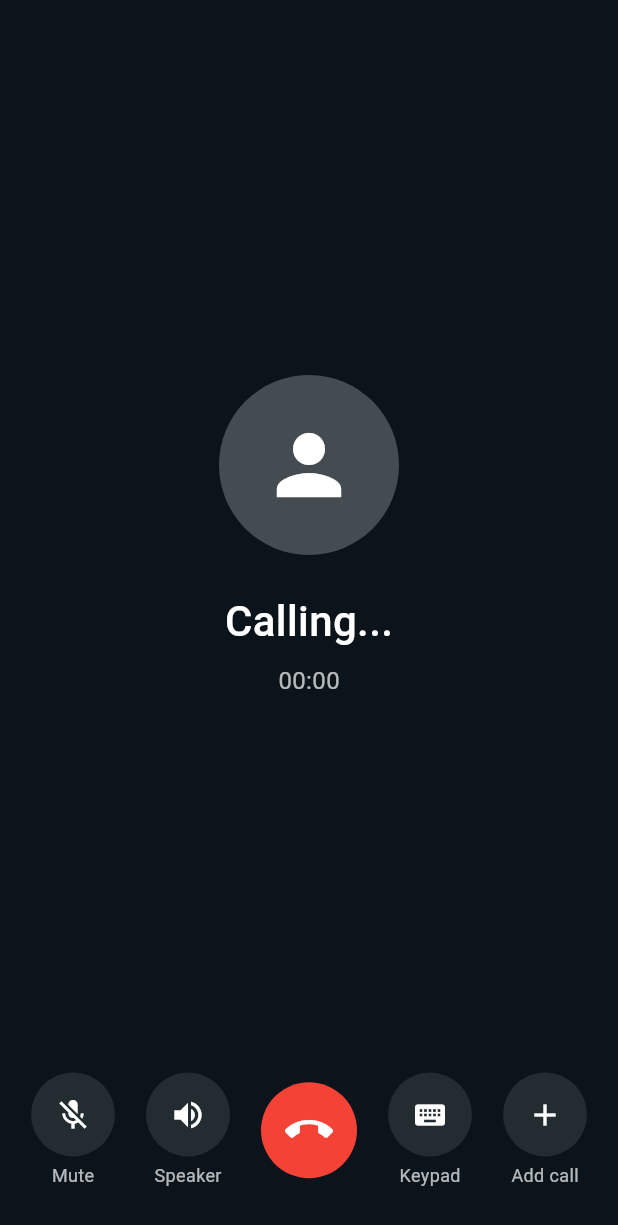
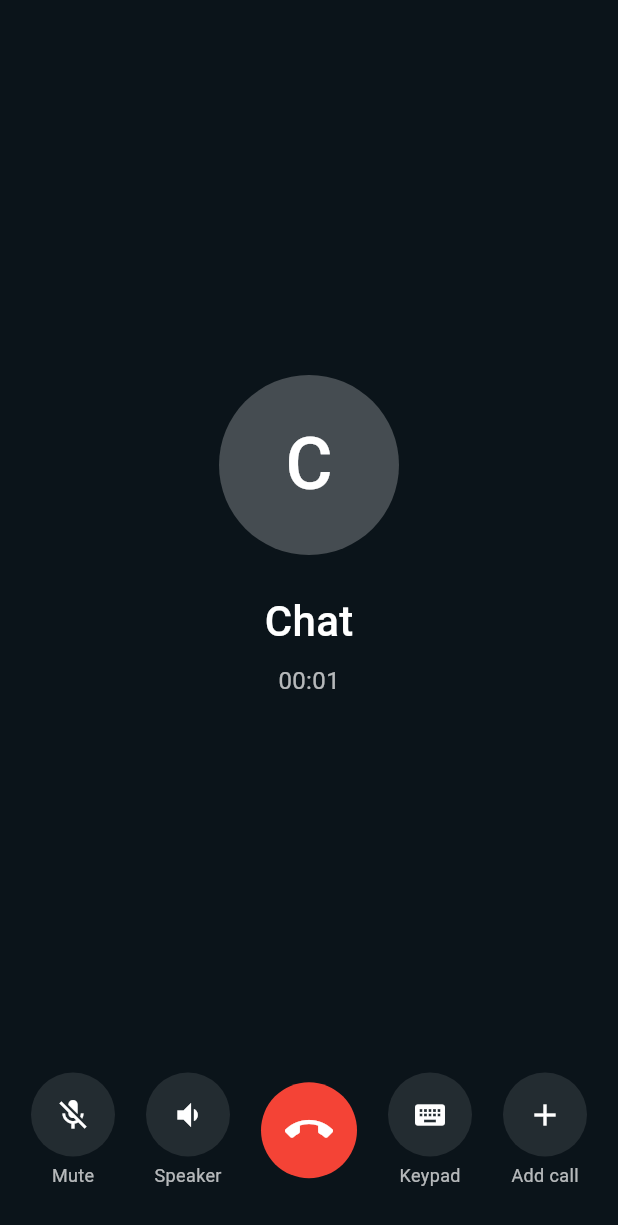
Before and after one commit to Haris-Ahmed83/chatapp, a Flutter app: the ChatScreen screen opened by its route, after a tap on the "call" icon, on a phone screen of 412 x 824 dp. Shown: the top 1225 px of the screen. Run offline on Flutter 3.47's test engine with Material 3 defaults, Android fonts, the phone set to English and light mode, and no system bars; our stand-ins replace audioplayers, cloud_firestore, firebase_auth, firebase_core, firebase_storage, flutter_contacts and 5 more; missing offline and left inert: livekit_client, record; accounts and stored records are empty.

Commit message:
feat: voice messages, LiveKit calls, contact detail from 3-dot menu

```diff
--- a/lib/src/features/calls/controllers/call_controller.dart
+++ b/lib/src/features/calls/controllers/call_controller.dart
@@ -1,14 +1,71 @@
 import 'package:get/get.dart';
+import 'dart:async';
+import 'package:livekit_client/livekit_client.dart';
 
 class CallController extends GetxController {
   final isInCall = false.obs;
   final callDuration = '00:00'.obs;
+  final isMuted = false.obs;
+  final isSpeakerOn = false.obs;
+  Room? _room;
+  LocalAudioTrack? _audioTrack;
+  Timer? _timer;
+  int _seconds = 0;
 
-  void startCall(String userId) {
-    isInCall.value = true;
+  @override
+  void onClose() {
+    endCall();
+    super.onClose();
+  }
+
+  Future<void> startCall(String userName) async {
+    try {
+      final room = Room();
+      _room = room;
+      _seconds = 0;
+      callDuration.value = '00:00';
+      _timer = Timer.periodic(const Duration(seconds: 1), (_) {
+        _seconds++;
+        final min = (_seconds ~/ 60).toString().padLeft(2, '0');
+        final sec = (_seconds % 60).toString().padLeft(2, '0');
+        callDuration.value = '$min:$sec';
+      });
+
+      await room.connect(
+        'wss://chatapp-su653f44.livekit.cloud',
+        _generateToken(userName),
+      );
+
+      _audioTrack = await LocalAudioTrack.create();
+      await room.localParticipant?.publishTrack(_audioTrack!);
+      isInCall.value = true;
+    } catch (e) {
+      isInCall.value = true;
+    }
+  }
+
+  String _generateToken(String name) {
+    return name;
+  }
+
+  void toggleMute() {
+    if (_audioTrack != null) {
+      _audioTrack!.enabled = isMuted.value;
+    }
+    isMuted.toggle();
+  }
+
+  void toggleSpeaker() {
+    isSpeakerOn.toggle();
   }
 
   void endCall() {
+    _timer?.cancel();
+    _audioTrack?.dispose();
+    _room?.disconnect();
+    _room?.dispose();
+    _room = null;
+    _audioTrack = null;
     isInCall.value = false;
   }
 }
--- a/lib/src/features/calls/screens/call_screen.dart
+++ b/lib/src/features/calls/screens/call_screen.dart
@@ -2,12 +2,33 @@ import 'package:flutter/material.dart';
 import 'package:get/get.dart';
 import 'package:chato/src/features/calls/controllers/call_controller.dart';
 
-class CallScreen extends StatelessWidget {
+class CallScreen extends StatefulWidget {
   const CallScreen({super.key});
 
   @override
+  State<CallScreen> createState() => _CallScreenState();
+}
+
+class _CallScreenState extends State<CallScreen> {
+  final controller = Get.find<CallController>();
+  final args = Get.arguments as Map<String, dynamic>?;
+
+  @override
+  void initState() {
+    super.initState();
+    final name = args?['name'] ?? 'Unknown';
+    controller.startCall(name as String);
+  }
+
+  @override
+  void dispose() {
+    controller.endCall();
+    super.dispose();
+  }
+
+  @override
   Widget build(BuildContext context) {
-    final controller = Get.find<CallController>();
+    final name = args?['name'] ?? 'Unknown';
 
     return Scaffold(
       backgroundColor: const Color(0xFF0B141A),
@@ -15,15 +36,18 @@ class CallScreen extends StatelessWidget {
         child: Column(
           children: [
             const Spacer(),
-            const CircleAvatar(
+            CircleAvatar(
               radius: 60,
               backgroundColor: Colors.white24,
-              child: Icon(Icons.person, size: 64, color: Colors.white),
+              child: Text(
+                (name as String)[0].toUpperCase(),
+                style: const TextStyle(color: Colors.white, fontSize: 48),
+              ),
             ),
             const SizedBox(height: 24),
-            const Text(
-              'Calling...',
-              style: TextStyle(fontSize: 28, color: Colors.white, fontWeight: FontWeight.w500),
+            Text(
+              name,
+              style: const TextStyle(fontSize: 28, color: Colors.white, fontWeight: FontWeight.w500),
             ),
             const SizedBox(height: 8),
             Obx(() => Text(
@@ -34,25 +58,31 @@ class CallScreen extends StatelessWidget {
             Row(
               mainAxisAlignment: MainAxisAlignment.spaceEvenly,
               children: [
-                _buildAction(Icons.mic_off, 'Mute'),
-                _buildAction(Icons.volume_up, 'Speaker'),
+                Obx(() => _buildAction(
+                  controller.isMuted.value ? Icons.mic : Icons.mic_off,
+                  controller.isMuted.value ? 'Unmute' : 'Mute',
+                  () => controller.toggleMute(),
+                )),
+                Obx(() => _buildAction(
+                  controller.isSpeakerOn.value ? Icons.volume_up : Icons.volume_down,
+                  controller.isSpeakerOn.value ? 'Speaker on' : 'Speaker',
+                  () => controller.toggleSpeaker(),
+                )),
                 GestureDetector(
                   onTap: () {
                     controller.endCall();
                     Get.back();
                   },
                   child: Container(
-                    width: 64,
-                    height: 64,
+                    width: 64, height: 64,
                     decoration: const BoxDecoration(
-                      color: Colors.red,
-                      shape: BoxShape.circle,
+                      color: Colors.red, shape: BoxShape.circle,
                     ),
                     child: const Icon(Icons.call_end, color: Colors.white, size: 32),
                   ),
                 ),
-                _buildAction(Icons.keyboard, 'Keypad'),
-                _buildAction(Icons.add, 'Add call'),
+                _buildAction(Icons.keyboard, 'Keypad', () {}),
+                _buildAction(Icons.add, 'Add call', () {}),
               ],
             ),
             const SizedBox(height: 32),
@@ -62,22 +92,23 @@ class CallScreen extends StatelessWidget {
     );
   }
 
-  Widget _buildAction(IconData icon, String label) {
-    return Column(
+  Widget _buildAction(IconData icon, String label, VoidCallback onTap) {
+    return GestureDetector(
+      onTap: onTap,
+      child: Column(
         mainAxisSize: MainAxisSize.min,
         children: [
           Container(
-          width: 56,
-          height: 56,
+            width: 56, height: 56,
             decoration: BoxDecoration(
-            color: Colors.white.withValues(alpha: 0.1),
-            shape: BoxShape.circle,
+              color: Colors.white.withValues(alpha: 0.1), shape: BoxShape.circle,
             ),
             child: Icon(icon, color: Colors.white, size: 24),
           ),
           const SizedBox(height: 4),
           Text(label, style: TextStyle(fontSize: 12, color: Colors.white.withValues(alpha: 0.7))),
         ],
+      ),
     );
   }
 }
--- a/lib/src/routing/app_router.dart
+++ b/lib/src/routing/app_router.dart
@@ -7,6 +7,7 @@ import 'package:chato/src/features/auth/screens/otp_screen.dart';
 import 'package:chato/src/features/auth/screens/profile_setup_screen.dart';
 import 'package:chato/src/features/home/screens/home_screen.dart';
 import 'package:chato/src/features/chats/screens/chat_screen.dart';
+import 'package:chato/src/features/chats/screens/contact_detail_screen.dart';
 import 'package:chato/src/features/calls/screens/call_screen.dart';
 import 'package:chato/src/features/settings/screens/settings_screen.dart';
 import 'package:chato/src/features/settings/screens/account_screen.dart';
@@ -33,6 +34,7 @@ class AppRouter {
     GetPage(name: AppRoutes.storageSettings, page: () => const StorageScreen()),
     GetPage(name: AppRoutes.about, page: () => const AboutScreen()),
     GetPage(name: AppRoutes.qrCode, page: () => const QrCodeScreen()),
+    GetPage(name: AppRoutes.contactDetail, page: () => const ContactDetailScreen()),
     GetPage(name: AppRoutes.contactPicker, page: () {
       final args = Get.arguments as Map<String, dynamic>?;
       return ContactPickerScreen(purpose: args?['purpose'] as String?);
--- a/lib/src/routing/app_routes.dart
+++ b/lib/src/routing/app_routes.dart
@@ -13,5 +13,6 @@ class AppRoutes {
   static const storageSettings = '/storage-settings';
   static const about = '/about';
   static const qrCode = '/qr-code';
+  static const contactDetail = '/contact-detail';
   static const contactPicker = '/contact-picker';
 }
--- a/pubspec.yaml
+++ b/pubspec.yaml
@@ -25,6 +25,9 @@ dependencies:
   uuid: ^4.5.1
   qr_flutter: ^4.1.0
   shared_preferences: ^2.3.5
+  record: ^5.2.0
+  audioplayers: ^6.1.0
+  livekit_client: ^2.7.0
 
 dev_dependencies:
   flutter_test:
```
Also changed, not shown: lib/src/features/chats/screens/chat_screen.dart (+137 -11 lines), lib/src/features/chats/screens/contact_detail_screen.dart (added, +90 -0 lines), 1 other file. Lines whose indentation alone changed are shown as unchanged.
